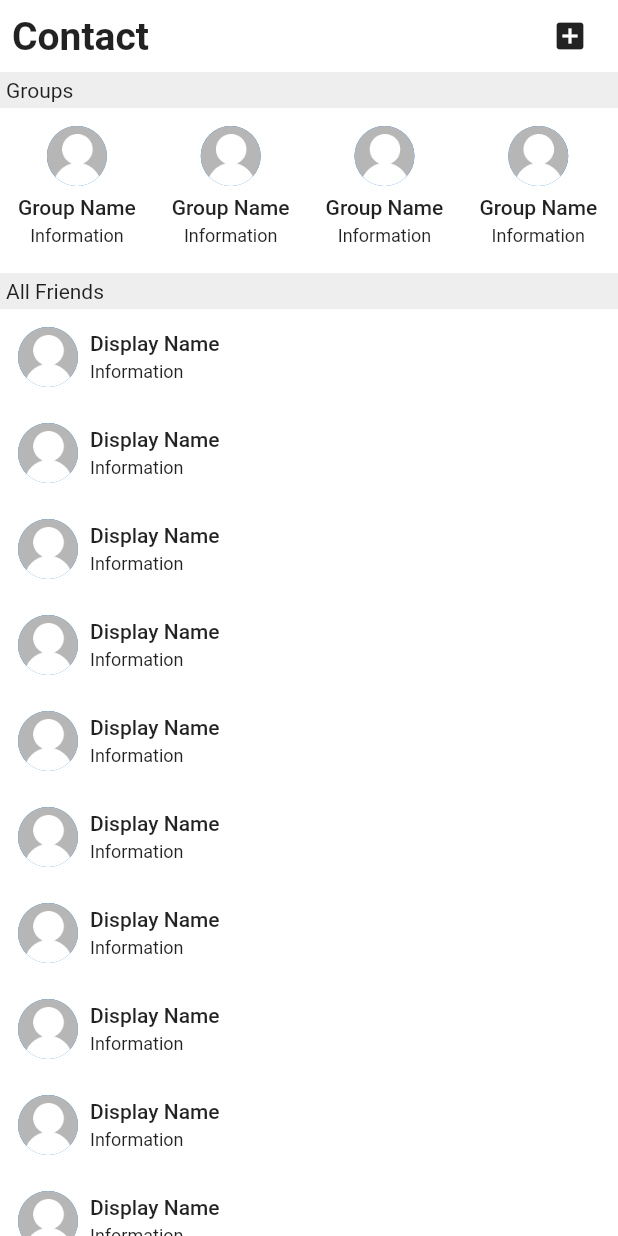
After one commit to anoochit/uikits, a Flutter app: the ContactScreen02 screen opened directly, on a phone screen of 412 x 824 dp. The commit adds this screen. Run offline on Flutter 3.47's test engine with Material 2 defaults, Android fonts, the phone set to English and light mode, and no system bars; our stand-ins replace carousel_slider, font_awesome_flutter, percent_indicator, responsive_builder, timeago, timelines; missing offline and left inert: ms_undraw.

Commit message:
add contact screens and screenshots

```diff
--- a/lib/const.dart
+++ b/lib/const.dart
@@ -43,10 +43,12 @@ import 'package:uikits2/pages/09_create/createscreen01.dart';
 import 'package:uikits2/pages/09_create/createscreen02.dart';
 import 'package:uikits2/pages/09_create/createscreen03.dart';
 import 'package:uikits2/pages/09_create/createscreen04.dart';
-import 'package:uikits2/pages/09_create/createscreen05.dart';
 import 'package:uikits2/pages/10_chat/chatscreen01.dart';
 import 'package:uikits2/pages/10_chat/chatscreen02.dart';
 import 'package:uikits2/pages/10_chat/chatscreen03.dart';
+import 'package:uikits2/pages/11_contact/contactscreen01.dart';
+import 'package:uikits2/pages/11_contact/contactscreen02.dart';
+import 'package:uikits2/pages/11_contact/contactscreen03.dart';
 
 class Menu {
   String title;
@@ -83,6 +85,7 @@ final listSubMenu = [
   listActivityMenu,
   listCreateMenu,
   listChatMenu,
+  listContactMenu,
 ];
 
 final listMainMenu = [
@@ -96,7 +99,7 @@ final listMainMenu = [
   Menu("Activity", listActivityMenu),
   Menu("Create", listCreateMenu),
   Menu("Chat", listChatMenu),
-  Menu("Contact", listStartMenu),
+  Menu("Contact", listContactMenu),
   Menu("Store & Shop", listStartMenu),
   Menu("Shopping Carts & Checkout", listStartMenu),
   Menu("Navigation", listStartMenu),
@@ -179,3 +182,9 @@ final listChatMenu = [
   SubMenu("Chat screen 2", ChatScreen02()),
   SubMenu("Chat screen 3", ChatScreen03()),
 ];
+
+final listContactMenu = [
+  SubMenu("Contact screen 1", ContactScreen01()),
+  SubMenu("Contact screen 2", ContactScreen02()),
+  SubMenu("Contact screen 3", ContactScreen03()),
+];
--- a/lib/detail.dart
+++ b/lib/detail.dart
@@ -21,6 +21,7 @@ class _SubMenuPageState extends State<SubMenuPage> {
     return Scaffold(
       appBar: AppBar(
         title: Text('${this.title}'),
+        titleSpacing: 0,
       ),
       body: ListView.builder(
         itemCount: submenu.length,
--- a/lib/pages/10_chat/chatscreen02.dart
+++ b/lib/pages/10_chat/chatscreen02.dart
@@ -130,7 +130,7 @@ class _ChatScreen02State extends State<ChatScreen02> {
             padding: EdgeInsets.symmetric(vertical: 8.0, horizontal: 4.0),
             alignment: (owner) ? Alignment.bottomRight : Alignment.bottomLeft,
             child: Container(
-              width: constraints.maxWidth * 0.7,
+              width: constraints.maxWidth * 0.6,
               padding: EdgeInsets.all(16.0),
               decoration: BoxDecoration(color: (owner) ? Colors.blue : Colors.blue.shade50, borderRadius: BorderRadiusDirectional.circular(10)),
               child: Text(content),
--- a/lib/pages/10_chat/chatscreen03.dart
+++ b/lib/pages/10_chat/chatscreen03.dart
@@ -151,7 +151,7 @@ class _ChatScreen03State extends State<ChatScreen03> {
                   crossAxisAlignment: (owner) ? CrossAxisAlignment.end : CrossAxisAlignment.start,
                   children: [
                     Container(
-                      width: constraints.maxWidth * 0.7,
+                      width: constraints.maxWidth * 0.6,
                       padding: EdgeInsets.all(16.0),
                       decoration: BoxDecoration(color: (owner) ? Colors.blue : Colors.blue.shade50, borderRadius: BorderRadiusDirectional.circular(10)),
                       child: Text(content),
--- /dev/null
+++ b/lib/pages/11_contact/contactscreen02.dart
@@ -0,0 +1,176 @@
+import 'package:flutter/material.dart';
+import 'package:flutter/services.dart';
+import 'package:font_awesome_flutter/font_awesome_flutter.dart';
+import 'package:timeago/timeago.dart' as timeago;
+
+class ContactScreen02 extends StatefulWidget {
+  ContactScreen02({Key? key}) : super(key: key);
+
+  @override
+  _ContactScreen02State createState() => _ContactScreen02State();
+}
+
+class _ContactScreen02State extends State<ContactScreen02> {
+  @override
+  Widget build(BuildContext context) {
+    return AnnotatedRegion<SystemUiOverlayStyle>(
+      value: SystemUiOverlayStyle(
+        statusBarColor: Colors.transparent, // transparent status bar
+        systemNavigationBarColor: Colors.black, // navigation bar color
+        statusBarIconBrightness: Brightness.dark, // status bar icons' color
+        systemNavigationBarIconBrightness: Brightness.dark, //navigation bar icons' color
+      ),
+      child: Scaffold(
+        backgroundColor: Colors.white,
+        // appBar: AppBar(
+        //   title: Text("Contact", style: TextStyle(color: Colors.black)),
+        //   titleSpacing: 0,
+        //   backgroundColor: Colors.white,
+        //   iconTheme: IconThemeData(color: Colors.black),
+        // ),
+        body: SafeArea(
+          child: LayoutBuilder(
+            builder: (context, constraints) => Column(
+              crossAxisAlignment: CrossAxisAlignment.start,
+              children: [
+                Padding(
+                  padding: const EdgeInsets.symmetric(horizontal: 8),
+                  child: Row(
+                    children: [
+                      Container(
+                        child: Text(
+                          "Contact",
+                          style: TextStyle(fontSize: 26, fontWeight: FontWeight.bold),
+                        ),
+                      ),
+                      Spacer(),
+                      IconButton(
+                        icon: Icon(Icons.add_box),
+                        onPressed: () {
+                          // place save function here
+                        },
+                      ),
+                    ],
+                  ),
+                ),
+                Container(
+                  width: constraints.maxWidth,
+                  padding: EdgeInsets.all(4.0),
+                  color: Colors.grey.shade200,
+                  child: Text("Groups"),
+                ),
+                Container(
+                  height: 110,
+                  child: ListView.builder(
+                    itemCount: 10,
+                    scrollDirection: Axis.horizontal,
+                    itemBuilder: (context, index) {
+                      return ListGroupItem();
+                    },
+                  ),
+                ),
+                Container(
+                  width: constraints.maxWidth,
+                  padding: EdgeInsets.all(4.0),
+                  color: Colors.grey.shade200,
+                  child: Text("All Friends"),
+                ),
+                Expanded(
+                  child: MediaQuery.removePadding(
+                    context: context,
+                    removeTop: true,
+                    child: ListView.builder(
+                      itemCount: 15,
+                      itemBuilder: (BuildContext context, int index) {
+                        return ListItem();
+                      },
+                    ),
+                  ),
+                ),
+              ],
+            ),
+          ),
+        ),
+      ),
+    );
+  }
+}
+
+class ListGroupItem extends StatelessWidget {
+  const ListGroupItem({
+    Key? key,
+  }) : super(key: key);
+
+  @override
+  Widget build(BuildContext context) {
+    return Container(
+      padding: EdgeInsets.all(8.0),
+      child: Column(
+        children: [
+          Container(
+            padding: EdgeInsets.all(4.0),
+            child: CircleAvatar(
+              backgroundImage: AssetImage('assets/images/avatar.png'),
+            ),
+          ),
+          Container(
+            padding: EdgeInsets.symmetric(horizontal: 4.0, vertical: 2.0),
+            child: Text(
+              "Group Name",
+              style: TextStyle(fontWeight: FontWeight.w500),
+            ),
+          ),
+          Container(
+            padding: EdgeInsets.symmetric(horizontal: 4.0, vertical: 2.0),
+            child: Text(
+              "Information",
+              style: TextStyle(fontSize: 12),
+            ),
+          ),
+        ],
+      ),
+    );
+  }
+}
+
+class ListItem extends StatelessWidget {
+  const ListItem({
+    Key? key,
+  }) : super(key: key);
+
+  @override
+  Widget build(BuildContext context) {
+    return Container(
+      padding: EdgeInsets.all(8),
+      child: Row(
+        children: [
+          Container(
+            padding: EdgeInsets.all(4.0),
+            child: CircleAvatar(
+              backgroundImage: AssetImage('assets/images/avatar.png'),
+            ),
+          ),
+          Column(
+            crossAxisAlignment: CrossAxisAlignment.start,
+            children: [
+              Container(
+                padding: EdgeInsets.symmetric(horizontal: 4.0, vertical: 2.0),
+                child: Text(
+                  "Display Name",
+                  style: TextStyle(fontWeight: FontWeight.w500),
+                ),
+              ),
+              Container(
+                padding: EdgeInsets.symmetric(horizontal: 4.0, vertical: 2.0),
+                child: Text(
+                  "Information",
+                  style: TextStyle(fontSize: 12),
+                ),
+              ),
+            ],
+          )
+        ],
+      ),
+    );
+  }
+}
```
Also changed, not shown: lib/pages/09_create/createscreen05.dart (deleted, +0 -41 lines), lib/pages/11_contact/contactscreen01.dart (added, +138 -0 lines), lib/pages/11_contact/contactscreen03.dart (added, +147 -0 lines), 4 other files.
